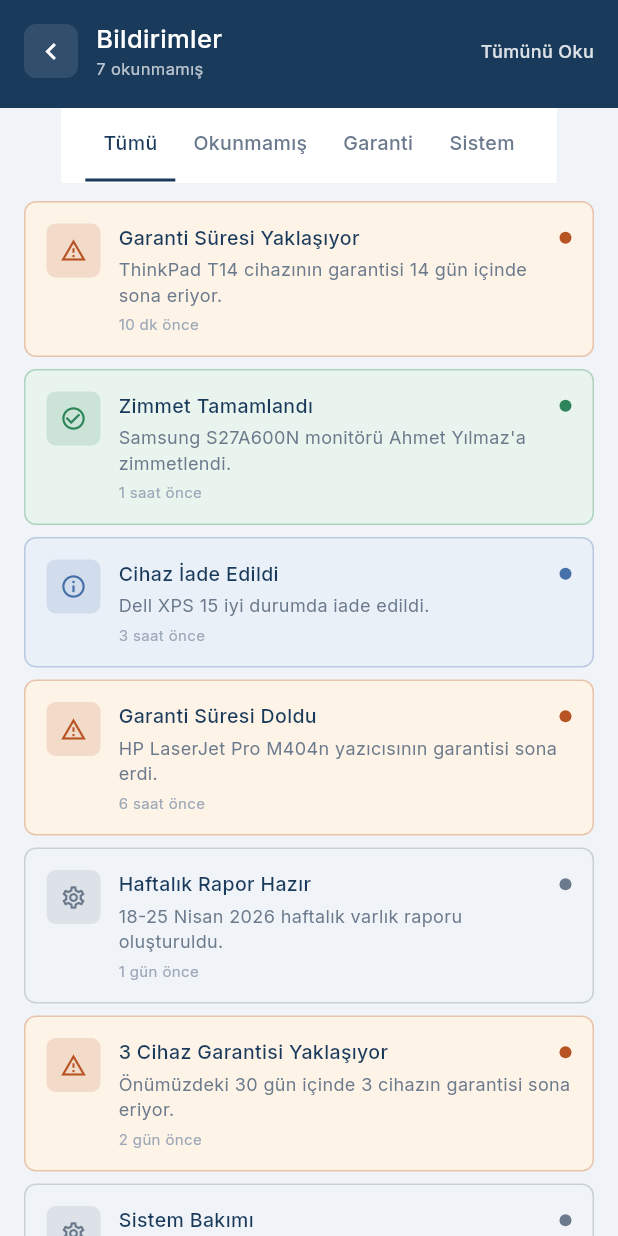
After one commit to YusufEmreYazici/assetflow_mobile, a Flutter app: the NotificationsScreen screen opened by its route, on a phone screen of 412 x 824 dp. The commit adds this screen. Run offline on Flutter 3.47's test engine with Material 3 defaults, Android fonts, the phone set to English and light mode, and no system bars; our stand-ins replace csv, dio, file_picker, fl_chart, flutter_local_notifications, flutter_riverpod and 6 more; missing offline and left inert: mobile_scanner; accounts and stored records are empty.

Commit message:
feat: redesign notifications screen

```diff
--- a/lib/app_router.dart
+++ b/lib/app_router.dart
@@ -24,6 +24,7 @@ import 'package:assetflow_mobile/features/profile/screens/profile_screen.dart';
 import 'package:assetflow_mobile/features/people/person_list_screen.dart';
 import 'package:assetflow_mobile/features/people/person_detail_screen.dart';
 import 'package:assetflow_mobile/features/sap/screens/sap_screen.dart';
+import 'package:assetflow_mobile/features/notifications/notifications_screen.dart';
 
 class _PlaceholderScreen extends StatelessWidget {
   final String title;
@@ -159,7 +160,7 @@ final routerProvider = Provider<GoRouter>((ref) {
       ),
       GoRoute(path: '/profile',      builder: (_, __) => const ProfileScreen()),
       GoRoute(path: '/sap',          builder: (_, __) => const SapScreen()),
-      GoRoute(path: '/notifications', builder: (_, __) => const _PlaceholderScreen('Bildirimler')),
+      GoRoute(path: '/notifications', builder: (_, __) => const NotificationsScreen()),
       GoRoute(path: '/audit-log',    builder: (_, __) => const _PlaceholderScreen('Audit Log')),
       GoRoute(path: '/excel-export', builder: (_, __) => const _PlaceholderScreen('Excel Export')),
       GoRoute(path: '/settings',     builder: (_, __) => const _PlaceholderScreen('Ayarlar')),
--- /dev/null
+++ b/lib/features/notifications/notifications_screen.dart
@@ -0,0 +1,362 @@
+import 'package:flutter/material.dart';
+import 'package:google_fonts/google_fonts.dart';
+import 'package:intl/intl.dart';
+import 'package:assetflow_mobile/core/theme/app_theme.dart';
+
+class NotificationsScreen extends StatefulWidget {
+  const NotificationsScreen({super.key});
+
+  @override
+  State<NotificationsScreen> createState() => _NotificationsScreenState();
+}
+
+class _NotificationsScreenState extends State<NotificationsScreen> {
+  int _tabIndex = 0;
+  final Set<String> _readIds = {};
+
+  static const _tabs = ['Tümü', 'Okunmamış', 'Garanti', 'Sistem'];
+
+  static final _mockNotifications = [
+    _Notif(
+      id: '1',
+      kind: _NotifKind.warning,
+      title: 'Garanti Süresi Yaklaşıyor',
+      detail: 'ThinkPad T14 cihazının garantisi 14 gün içinde sona eriyor.',
+      time: DateTime.now().subtract(const Duration(minutes: 10)),
+      category: 'warranty',
+    ),
+    _Notif(
+      id: '2',
+      kind: _NotifKind.success,
+      title: 'Zimmet Tamamlandı',
+      detail: 'Samsung S27A600N monitörü Ahmet Yılmaz\'a zimmetlendi.',
+      time: DateTime.now().subtract(const Duration(hours: 1)),
+      category: 'assignment',
+    ),
+    _Notif(
+      id: '3',
+      kind: _NotifKind.info,
+      title: 'Cihaz İade Edildi',
+      detail: 'Dell XPS 15 iyi durumda iade edildi.',
+      time: DateTime.now().subtract(const Duration(hours: 3)),
+      category: 'assignment',
+    ),
+    _Notif(
+      id: '4',
+      kind: _NotifKind.warning,
+      title: 'Garanti Süresi Doldu',
+      detail: 'HP LaserJet Pro M404n yazıcısının garantisi sona erdi.',
+      time: DateTime.now().subtract(const Duration(hours: 6)),
+      category: 'warranty',
+    ),
+    _Notif(
+      id: '5',
+      kind: _NotifKind.system,
+      title: 'Haftalık Rapor Hazır',
+      detail: '18-25 Nisan 2026 haftalık varlık raporu oluşturuldu.',
+      time: DateTime.now().subtract(const Duration(days: 1)),
+      category: 'system',
+    ),
+    _Notif(
+      id: '6',
+      kind: _NotifKind.warning,
+      title: '3 Cihaz Garantisi Yaklaşıyor',
+      detail: 'Önümüzdeki 30 gün içinde 3 cihazın garantisi sona eriyor.',
+      time: DateTime.now().subtract(const Duration(days: 2)),
+      category: 'warranty',
+    ),
+    _Notif(
+      id: '7',
+      kind: _NotifKind.system,
+      title: 'Sistem Bakımı',
+      detail: 'Pazar gecesi 02:00-04:00 arası planlı bakım yapılacak.',
+      time: DateTime.now().subtract(const Duration(days: 3)),
+      category: 'system',
+    ),
+  ];
+
+  List<_Notif> _filtered() {
+    return _mockNotifications.where((n) {
+      switch (_tabIndex) {
+        case 1:
+          return !_readIds.contains(n.id);
+        case 2:
+          return n.category == 'warranty';
+        case 3:
+          return n.category == 'system';
+        default:
+          return true;
+      }
+    }).toList();
+  }
+
+  void _markAllRead() {
+    setState(() {
+      for (final n in _mockNotifications) {
+        _readIds.add(n.id);
+      }
+    });
+  }
+
+  @override
+  Widget build(BuildContext context) {
+    final filtered = _filtered();
+    final unreadCount = _mockNotifications
+        .where((n) => !_readIds.contains(n.id))
+        .length;
+
+    return Scaffold(
+      backgroundColor: AppColors.surfaceLight,
+      body: Column(
+        children: [
+          Container(
+            color: AppColors.navy,
+            padding: EdgeInsets.only(
+              top: MediaQuery.of(context).padding.top + 14,
+              left: AppSpacing.lg,
+              right: AppSpacing.lg,
+              bottom: 18,
+            ),
+            child: Row(
+              children: [
+                GestureDetector(
+                  onTap: () => Navigator.pop(context),
+                  child: Container(
+                    width: 36, height: 36,
+                    decoration: BoxDecoration(
+                      color: Colors.white.withValues(alpha: 0.10),
+                      borderRadius: BorderRadius.circular(8),
+                    ),
+                    child: const Icon(Icons.chevron_left, size: 22, color: Colors.white),
+                  ),
+                ),
+                const SizedBox(width: 12),
+                Expanded(
+                  child: Column(
+                    crossAxisAlignment: CrossAxisAlignment.start,
+                    children: [
+                      Text(
+                        'Bildirimler',
+                        style: GoogleFonts.inter(
+                          fontSize: 17, fontWeight: FontWeight.w500, color: Colors.white,
+                        ),
+                      ),
+                      if (unreadCount > 0)
+                        Text(
+                          '$unreadCount okunmamış',
+                          style: GoogleFonts.inter(
+                            fontSize: 11,
+                            color: Colors.white.withValues(alpha: 0.7),
+                          ),
+                        ),
+                    ],
+                  ),
+                ),
+                if (unreadCount > 0)
+                  GestureDetector(
+                    onTap: _markAllRead,
+                    child: Text(
+                      'Tümünü Oku',
+                      style: GoogleFonts.inter(
+                        fontSize: 12, fontWeight: FontWeight.w500,
+                        color: Colors.white.withValues(alpha: 0.85),
+                      ),
+                    ),
+                  ),
+              ],
+            ),
+          ),
+          // Tab bar
+          Container(
+            color: AppColors.surfaceWhite,
+            decoration: const BoxDecoration(
+              border: Border(
+                bottom: BorderSide(color: AppColors.surfaceDivider),
+              ),
+            ),
+            child: SingleChildScrollView(
+              scrollDirection: Axis.horizontal,
+              padding: const EdgeInsets.symmetric(horizontal: AppSpacing.lg),
+              child: Row(
+                children: _tabs.asMap().entries.map((e) {
+                  final isActive = e.key == _tabIndex;
+                  return GestureDetector(
+                    onTap: () => setState(() => _tabIndex = e.key),
+                    child: Container(
+                      padding: const EdgeInsets.symmetric(vertical: 14, horizontal: 12),
+                      decoration: BoxDecoration(
+                        border: Border(
+                          bottom: BorderSide(
+                            color: isActive ? AppColors.navy : Colors.transparent,
+                            width: 2,
+                          ),
+                        ),
+                      ),
+                      child: Text(
+                        e.value,
+                        style: GoogleFonts.inter(
+                          fontSize: 13, fontWeight: FontWeight.w500,
+                          color: isActive ? AppColors.navy : AppColors.textSecondary,
+                        ),
+                      ),
+                    ),
+                  );
+                }).toList(),
+              ),
+            ),
+          ),
+          Expanded(
+            child: filtered.isEmpty
+                ? Center(
+                    child: Text(
+                      'Bildirim bulunamadı.',
+                      style: GoogleFonts.inter(
+                        fontSize: 13, color: AppColors.textSecondary,
+                      ),
+                    ),
+                  )
+                : ListView.builder(
+                    padding: const EdgeInsets.fromLTRB(AppSpacing.lg, AppSpacing.md, AppSpacing.lg, 20),
+                    itemCount: filtered.length,
+                    itemBuilder: (_, i) => _NotifCard(
+                      notif: filtered[i],
+                      isRead: _readIds.contains(filtered[i].id),
+                      onTap: () => setState(() => _readIds.add(filtered[i].id)),
+                    ),
+                  ),
+          ),
+        ],
+      ),
+    );
+  }
+}
+
+enum _NotifKind { success, warning, info, system }
+
+class _Notif {
+  final String id;
+  final _NotifKind kind;
+  final String title;
+  final String detail;
+  final DateTime time;
+  final String category;
+  const _Notif({
+    required this.id,
+    required this.kind,
+    required this.title,
+    required this.detail,
+    required this.time,
+    required this.category,
+  });
+}
+
+class _NotifCard extends StatelessWidget {
+  final _Notif notif;
+  final bool isRead;
+  final VoidCallback onTap;
+  const _NotifCard({required this.notif, required this.isRead, required this.onTap});
+
+  IconData get _icon => switch (notif.kind) {
+        _NotifKind.success => Icons.check_circle_outline,
+        _NotifKind.warning => Icons.warning_amber_outlined,
+        _NotifKind.info => Icons.info_outline,
+        _NotifKind.system => Icons.settings_outlined,
+      };
+
+  Color get _color => switch (notif.kind) {
+        _NotifKind.success => AppColors.success,
+        _NotifKind.warning => AppColors.warning,
+        _NotifKind.info => AppColors.info,
+        _NotifKind.system => AppColors.textSecondary,
+      };
+
+  Color get _bgColor => switch (notif.kind) {
+        _NotifKind.success => AppColors.successBg,
+        _NotifKind.warning => AppColors.warningBg,
+        _NotifKind.info => AppColors.infoBg,
+        _NotifKind.system => AppColors.surfaceLight,
+      };
+
+  String _relativeTime() {
+    final diff = DateTime.now().difference(notif.time);
+    if (diff.inMinutes < 60) return '${diff.inMinutes} dk önce';
+    if (diff.inHours < 24) return '${diff.inHours} saat önce';
+    if (diff.inDays < 7) return '${diff.inDays} gün önce';
+    return DateFormat('d MMM', 'tr_TR').format(notif.time);
+  }
+
+  @override
+  Widget build(BuildContext context) {
+    return GestureDetector(
+      onTap: onTap,
+      child: Container(
+        margin: const EdgeInsets.only(bottom: 8),
+        padding: const EdgeInsets.all(14),
+        decoration: BoxDecoration(
+          color: isRead ? AppColors.surfaceWhite : _bgColor,
+          borderRadius: BorderRadius.circular(AppRadius.md),
+          border: Border.all(
+            color: isRead ? AppColors.surfaceDivider : _color.withValues(alpha: 0.3),
+          ),
+        ),
+        child: Row(
+          crossAxisAlignment: CrossAxisAlignment.start,
+          children: [
+            Container(
+              width: 36, height: 36,
+              decoration: BoxDecoration(
+                color: _color.withValues(alpha: isRead ? 0.08 : 0.15),
+                borderRadius: BorderRadius.circular(AppRadius.sm),
+              ),
+              child: Icon(_icon, size: 18, color: _color),
+            ),
+            const SizedBox(width: 12),
+            Expanded(
+              child: Column(
+                crossAxisAlignment: CrossAxisAlignment.start,
+                children: [
+                  Row(
+                    children: [
+                      Expanded(
+                        child: Text(
+                          notif.title,
+                          style: GoogleFonts.inter(
+                            fontSize: 13,
+                            fontWeight: isRead ? FontWeight.w400 : FontWeight.w500,
+                            color: AppColors.textPrimary,
+                          ),
+                        ),
+                      ),
+                      if (!isRead)
+                        Container(
+                          width: 8, height: 8,
+                          decoration: BoxDecoration(
+                            color: _color,
+                            shape: BoxShape.circle,
+                          ),
+                        ),
+                    ],
+                  ),
+                  const SizedBox(height: 3),
+                  Text(
+                    notif.detail,
+                    style: GoogleFonts.inter(
+                      fontSize: 12, color: AppColors.textSecondary, height: 1.4,
+                    ),
+                  ),
+                  const SizedBox(height: 4),
+                  Text(
+                    _relativeTime(),
+                    style: GoogleFonts.inter(
+                      fontSize: 10, color: AppColors.textTertiary,
+                    ),
+                  ),
+                ],
+              ),
+            ),
+          ],
+        ),
+      ),
+    );
+  }
+}
```
